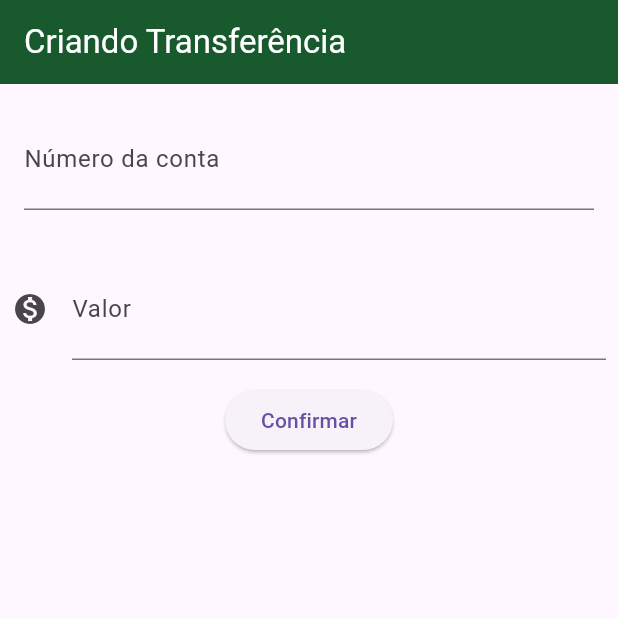
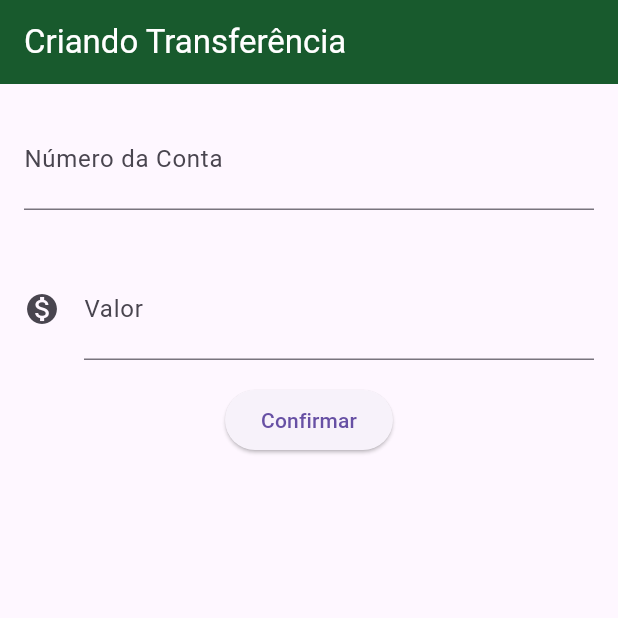
Before and after one commit to PatsFerrer/flutter_course, a Flutter app: the screen it shows after launch, after a tap on "Confirmar", on a phone screen of 412 x 824 dp, the top half of it. Run offline on Flutter 3.47's test engine with Material 3 defaults, Android fonts, the phone set to English and light mode, and no system bars.

Commit message:
criando nosso input personalizado e separando nosso método

```diff
--- a/aula01/patrybank/lib/main.dart
+++ b/aula01/patrybank/lib/main.dart
@@ -1,8 +1,6 @@
 import 'package:flutter/material.dart';
 
-void main() {
-  runApp(const PatryBankApp());
-}
+void main() => runApp(const PatryBankApp());
 
 class PatryBankApp extends StatelessWidget {
   const PatryBankApp({
@@ -38,50 +36,59 @@ class FormularioTransferencia extends StatelessWidget {
         ),
         body: Column(
           children: [
-            Padding(
-              padding: const EdgeInsets.all(16.0),
-              child: TextField(
-                controller: _controladorCampoNumeroConta,
-                style: const TextStyle(fontSize: 24.0),
-                decoration: const InputDecoration(
-                    labelText: 'Número da conta',
-                    hintText: '0000' // <- placeholder
-                    ),
-                keyboardType:
-                    TextInputType.number, // transforma em teclado numérico
-              ),
-            ),
-            Padding(
-              padding: const EdgeInsets.symmetric(vertical: 16, horizontal: 8),
-              child: TextField(
-                controller: _controladorCampoValor,
-                style: const TextStyle(fontSize: 24.0),
-                decoration: const InputDecoration(
-                    icon: Icon(Icons.monetization_on),
-                    labelText: 'Valor',
-                    hintText: '0.00' // placeholder
-                    ),
-                keyboardType:
-                    TextInputType.number, // transforma em teclado numérico
-              ),
+            NossoInputPersonalizado(
+                controlador: _controladorCampoNumeroConta,
+                labelTexto: 'Número da Conta',
+                dica: '0000'),
+            NossoInputPersonalizado(
+              controlador: _controladorCampoValor,
+              labelTexto: 'Valor',
+              dica: '000.0',
+              icone: Icons.monetization_on,
             ),
             ElevatedButton(
               child: const Text('Confirmar'),
-              onPressed: () {
-                debugPrint('clicou no confirmar');
-                final int? numeroConta =
-                    int.tryParse(_controladorCampoNumeroConta.text);
-                final double? valor =
-                    double.tryParse(_controladorCampoValor.text);
-
-                if (numeroConta != null && valor != null) {
-                  final transferenciaCriada = Transferencia(valor, numeroConta);
-                  debugPrint('$transferenciaCriada');
-                }
-              },
+              onPressed: () => _criaTransferencia(), // método extraído
             )
           ],
         ));
+  }
+
+  void _criaTransferencia() {
+    final int? numeroConta = int.tryParse(_controladorCampoNumeroConta.text);
+    final double? valor = double.tryParse(_controladorCampoValor.text);
+
+    if (numeroConta != null && valor != null) {
+      final transferenciaCriada = Transferencia(valor, numeroConta);
+      debugPrint('$transferenciaCriada');
+    }
+  }
+}
+
+class NossoInputPersonalizado extends StatelessWidget {
+  final TextEditingController? controlador;
+  final String? labelTexto;
+  final String? dica;
+  final IconData? icone;
+
+  const NossoInputPersonalizado(
+      {super.key, this.controlador, this.labelTexto, this.dica, this.icone});
+
+  @override
+  Widget build(BuildContext context) {
+    return Padding(
+      padding: const EdgeInsets.all(16.0),
+      child: TextField(
+        controller: controlador,
+        style: const TextStyle(fontSize: 24.0),
+        decoration: InputDecoration(
+          icon: icone != null ? Icon(icone) : null,
+          labelText: labelTexto,
+          hintText: dica, // <- placeholder
+        ),
+        keyboardType: TextInputType.number, // transforma em teclado numérico
+      ),
+    );
   }
 }
 
```
